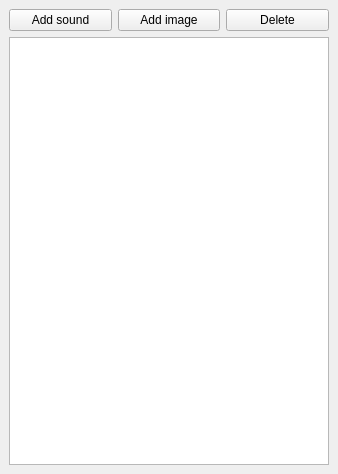
Old version of the form story-editor/src/ost-resources.ui in the repository arabine/open-story-teller.
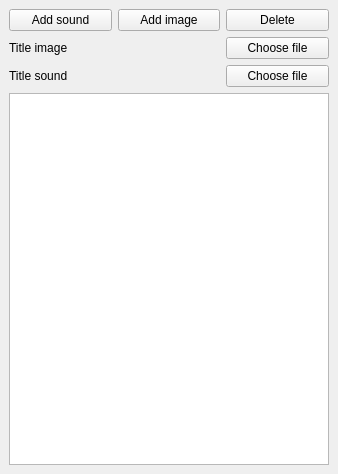
New version of the form.

Commit message: firmware: put tasks into dedicated files with clean API, prepare story title image and sounds

Patch:
```diff
--- a/story-editor/src/ost-resources.ui
+++ b/story-editor/src/ost-resources.ui
@@ -14,8 +14,8 @@
    <string>Story Resources</string>
   </property>
   <widget class="QWidget" name="dockWidgetContents">
-   <layout class="QGridLayout" name="gridLayout">
-    <item row="0" column="0">
+   <layout class="QVBoxLayout" name="verticalLayout">
+    <item>
      <layout class="QHBoxLayout" name="horizontalLayout">
       <item>
        <widget class="QPushButton" name="addSoundButton">
@@ -40,7 +40,57 @@
       </item>
      </layout>
     </item>
-    <item row="1" column="0">
+    <item>
+     <layout class="QHBoxLayout" name="horizontalLayout_2">
+      <item>
+       <widget class="QLabel" name="label_3">
+        <property name="text">
+         <string>Title image</string>
+        </property>
+       </widget>
+      </item>
+      <item>
+       <widget class="QLabel" name="titleImage">
+        <property name="text">
+         <string>&lt;no file !&gt;</string>
+        </property>
+       </widget>
+      </item>
+      <item>
+       <widget class="QPushButton" name="chooseTitleImageButton">
+        <property name="text">
+         <string>Choose file</string>
+        </property>
+       </widget>
+      </item>
+     </layout>
+    </item>
+    <item>
+     <layout class="QHBoxLayout" name="horizontalLayout_3">
+      <item>
+       <widget class="QLabel" name="label_4">
+        <property name="text">
+         <string>Title sound</string>
+        </property>
+       </widget>
+      </item>
+      <item>
+       <widget class="QLabel" name="titleSound">
+        <property name="text">
+         <string>&lt;no file !&gt;</string>
+        </property>
+       </widget>
+      </item>
+      <item>
+       <widget class="QPushButton" name="chooseTitleSoundButton">
+        <property name="text">
+         <string>Choose file</string>
+        </property>
+       </widget>
+      </item>
+     </layout>
+    </item>
+    <item>
      <widget class="QTableView" name="resourcesView">
       <property name="selectionMode">
        <enum>QAbstractItemView::SingleSelection</enum>
```
The commit also changes 20 other files.
